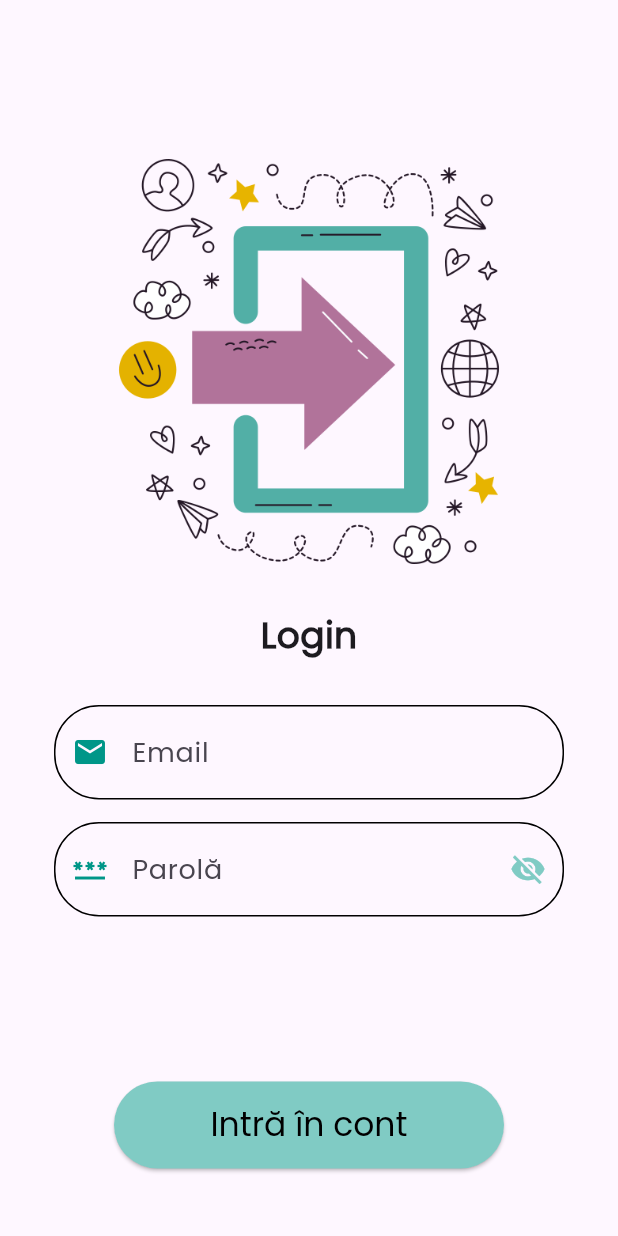
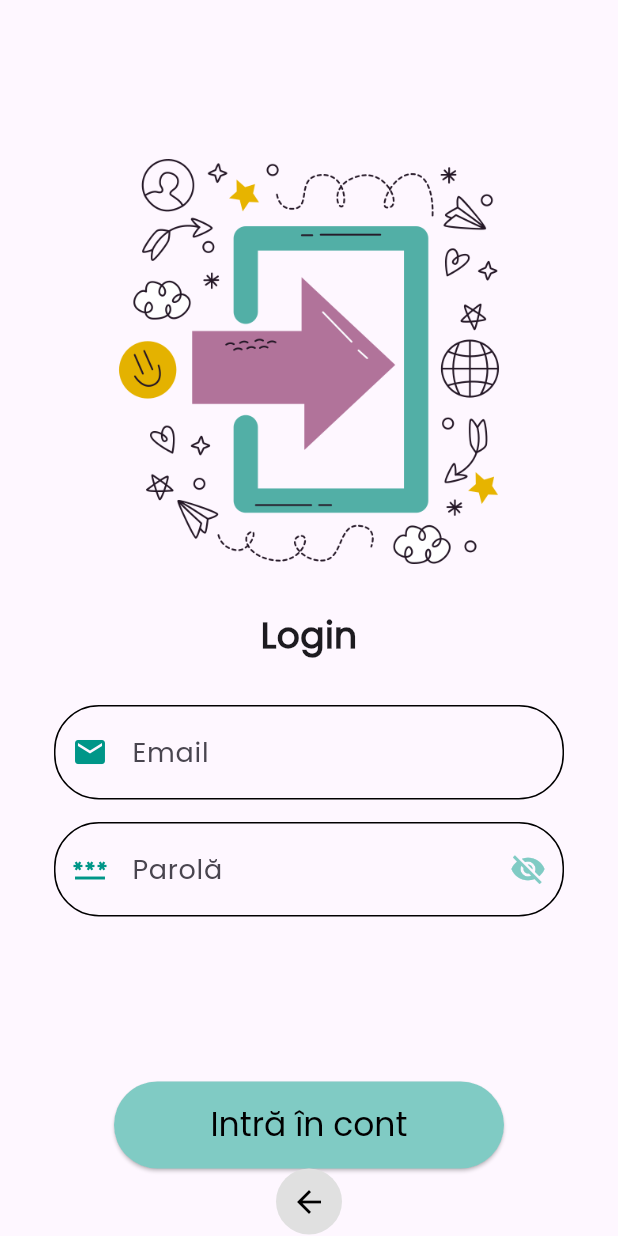
Before and after one commit to alexandra-burca/ProgrammingPuzzles, a Flutter app: the LoginScreen screen opened directly, on a phone screen of 412 x 824 dp. Run offline on Flutter 3.47's test engine with Material 3 defaults, Android fonts, the phone set to English and light mode, and no system bars; our stand-ins replace get.

Commit message:
adjusted intro screens

```diff
--- a/programming_puzzles/lib/screens/login.dart
+++ b/programming_puzzles/lib/screens/login.dart
@@ -1,13 +1,17 @@
 import 'package:flutter/material.dart';
 import 'package:get/get.dart';
 import 'package:programming_puzzles/navigation/map.dart';
+import 'package:programming_puzzles/widgets/backbutton.dart';
 
+// ignore: must_be_immutable
 class LoginScreen extends StatelessWidget {
 
   var formKey = GlobalKey<FormState>();
   var emailController = TextEditingController();
   var passwordController = TextEditingController();
   var isObscure = true.obs;
+
+  LoginScreen({super.key});
 
 
   @override
@@ -25,9 +29,9 @@ class LoginScreen extends StatelessWidget {
               width: 270,
               height: 270,
             ),
-            SizedBox(height: 30),
+            const SizedBox(height: 30),
 
-            Text(
+            const Text(
               'Login',
               style: TextStyle(
                 fontSize: 24,
@@ -35,7 +39,7 @@ class LoginScreen extends StatelessWidget {
                 fontWeight: FontWeight.bold,
               ),
             ),
-            SizedBox(height: 30),
+            const SizedBox(height: 30),
             // Textboxes for email and password
             Padding(
               padding: EdgeInsets.symmetric(horizontal: 20),
@@ -45,6 +49,7 @@ class LoginScreen extends StatelessWidget {
                     key: formKey,
                     child: Column (
                       children: [
+
                         //email
                         TextFormField(
                           style: TextStyle(
@@ -87,8 +92,9 @@ class LoginScreen extends StatelessWidget {
                           ),
                         ),
 
-                        SizedBox(height: 15),
+                        const SizedBox(height: 15),
 
+                        //password
                         Obx(
                           () => TextFormField(
                           style: TextStyle(
@@ -155,6 +161,7 @@ class LoginScreen extends StatelessWidget {
               ),
             ),
             SizedBox(height: 110),
+
             // Button for login process
             ElevatedButton(
 
@@ -178,6 +185,18 @@ class LoginScreen extends StatelessWidget {
                 ),
                 ),
             ),
+
+            Positioned(
+                top: 40.0,
+                left: 20.0,
+                child: BackButtonWidget(
+                  onPressed: () {
+
+                    Navigator.of(context).pop();
+                  },
+                ),
+              ),
+
           ],
         ),
           )
--- /dev/null
+++ b/programming_puzzles/lib/widgets/backbutton.dart
@@ -0,0 +1,26 @@
+import 'package:flutter/material.dart';
+
+class BackButtonWidget extends StatelessWidget {
+  final VoidCallback onPressed;
+
+  const BackButtonWidget({Key? key, required this.onPressed}) : super(key: key);
+
+  @override
+  Widget build(BuildContext context) {
+    return GestureDetector(
+      onTap: onPressed,
+      child: Container(
+        padding: EdgeInsets.all(10.0),
+        decoration: BoxDecoration(
+          color: Colors.grey[300],
+          shape: BoxShape.circle,
+        ),
+        child: Icon(
+          Icons.arrow_back,
+          color: Colors.black,
+          size: 24.0,
+        ),
+      ),
+    );
+  }
+}
```
Also changed, not shown: programming_puzzles/lib/navigation/map.dart (+0 -9 lines), programming_puzzles/lib/screens/register.dart (+20 -0 lines).
